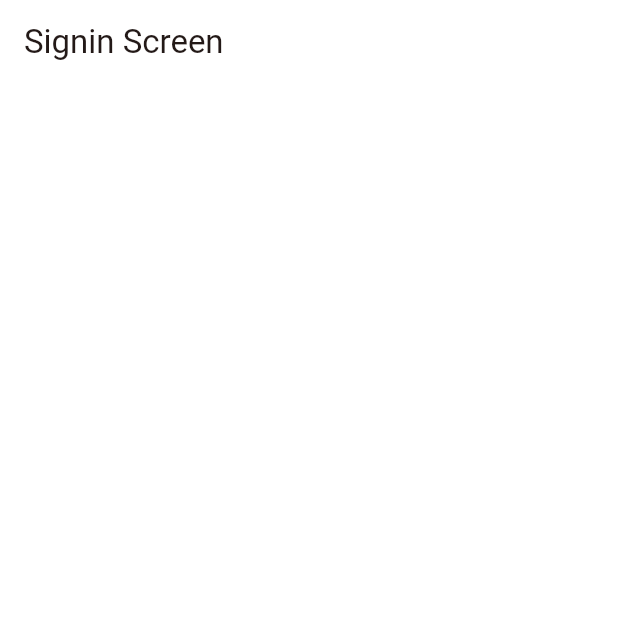
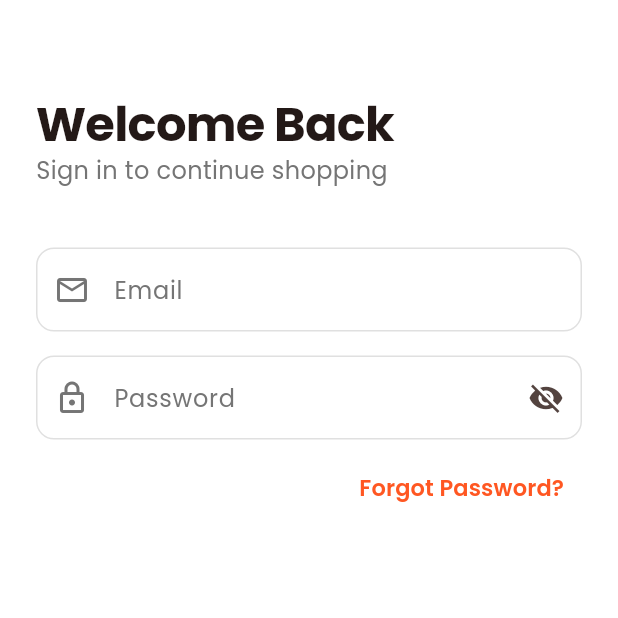
Before and after one commit to msbzz/E_COM2026, a Flutter app: the SigninScreen screen opened directly, on a phone screen of 412 x 824 dp, the top half of it. Run offline on Flutter 3.47's test engine with Material 3 defaults, Android fonts, the light colour scheme and no system bars; our stand-ins replace get, get_storage, google_fonts; accounts and stored records are empty.

Commit message:
desenvolvendo authentication screens parte 1

```diff
--- a/lib/view/onboarding_screen.dart
+++ b/lib/view/onboarding_screen.dart
@@ -38,7 +38,7 @@ class _OnboardingScreenState extends State<OnboardingScreen> {
   void _handleGetStarted() {
     final AuthController authController = Get.find<AuthController>();
     authController.setFiristTimeDone();
-    Get.off(() => const SigninScreen());
+    Get.off(() => SigninScreen());
   }
 
   @override
--- a/lib/view/signin_screen.dart
+++ b/lib/view/signin_screen.dart
@@ -1,10 +1,96 @@
+import 'package:ecom_2026/utils/app_textstyles.dart';
+import 'package:ecom_2026/view/widgets/custom_textField.dart';
 import 'package:flutter/material.dart';
+import 'package:get/get.dart';
 
 class SigninScreen extends StatelessWidget {
-  const SigninScreen({super.key});
+  SigninScreen({super.key});
+
+  final TextEditingController _emailController = TextEditingController();
+  final TextEditingController _passwordController = TextEditingController();
 
   @override
   Widget build(BuildContext context) {
-    return Scaffold(appBar: AppBar(title: const Text('Signin Screen')));
+    final isDark = Theme.of(context).brightness == Brightness.dark;
+    return Scaffold(
+      body: SafeArea(
+        child: SingleChildScrollView(
+          padding: EdgeInsets.all(24),
+          child: Column(
+            crossAxisAlignment: CrossAxisAlignment.start,
+            children: [
+              const SizedBox(height: 40),
+              Text(
+                'Welcome Back',
+                style: AppTextStyle.withColor(
+                  AppTextStyle.h1,
+                  Theme.of(context).textTheme.bodyLarge!.color!,
+                ),
+              ),
+              Text(
+                'Sign in to continue shopping',
+                style: AppTextStyle.withColor(
+                  AppTextStyle.bodyLarge,
+                  isDark ? Colors.grey[400]! : Colors.grey[600]!,
+                ),
+              ),
+              const SizedBox(height: 40),
+
+              // email textfield
+              CustomTextField(
+                label: 'Email',
+                prefixIcon: Icons.email_outlined,
+                keyboardType: TextInputType.emailAddress,
+                controller: _emailController,
+                validator: (value) {
+                  if (value == null || value.isEmpty) {
+                    return 'Please enter your email';
+                  }
+
+                  if (!GetUtils.isEmail(value)) {
+                    return 'Please enter valid email';
+                  }
+
+                  return null;
+                },
+              ),
+              SizedBox(height: 16),
+
+              // password textfield
+              CustomTextField(
+                label: 'Password',
+                prefixIcon: Icons.lock_outlined,
+                keyboardType: TextInputType.visiblePassword,
+                isPassword: true,
+                controller: _passwordController,
+                validator: (value) {
+                  if (value == null || value.isEmpty) {
+                    return 'Please enter your password';
+                  }
+                  return null;
+                },
+              ),
+
+              const SizedBox(height: 8),
+
+              // forgot password textbutton
+              Align(
+                alignment: Alignment.centerRight,
+                child: TextButton(
+                  onPressed: () {},
+                  child: Text(
+                    'Forgot Password?',
+                    style: AppTextStyle.withColor(
+                      AppTextStyle.buttonMedium,
+                      Theme.of(context).primaryColor,
+                    ),
+                  ),
+                ),
+              ),
+            ],
+          ),
+        ),
+      ),
+    );
   }
 }
--- a/lib/view/splash_screen.dart
+++ b/lib/view/splash_screen.dart
@@ -18,7 +18,7 @@ class SplashScreen extends StatelessWidget {
       } else if (authController.isLoggedIn) {
         Get.off(() => const MainScreen());
       } else {
-        Get.off(() => const SigninScreen());
+        Get.off(() => SigninScreen());
       }
     });
     return Scaffold(
--- /dev/null
+++ b/lib/view/widgets/custom_textField.dart
@@ -0,0 +1,96 @@
+import 'package:ecom_2026/utils/app_textstyles.dart';
+import 'package:flutter/material.dart';
+
+class CustomTextField extends StatefulWidget {
+  final String label;
+  final IconData prefixIcon;
+  final TextInputType keyboardType;
+  final bool isPassword;
+  final TextEditingController? controller;
+  final String? Function(String?)? validator;
+  final void Function(String)? onChanged;
+
+  const CustomTextField({
+    super.key,
+    required this.label,
+    required this.prefixIcon,
+    this.keyboardType = TextInputType.text,
+    this.isPassword = false,
+    this.controller,
+    this.validator,
+    this.onChanged,
+  });
+
+  @override
+  State<CustomTextField> createState() => _CustomTextFieldState();
+}
+
+class _CustomTextFieldState extends State<CustomTextField> {
+  bool _obscureText = true;
+
+  @override
+  Widget build(BuildContext context) {
+    final isDark = Theme.of(context).brightness == Brightness.dark;
+
+    return TextFormField(
+      controller: widget.controller,
+      obscureText: widget.isPassword && _obscureText,
+      keyboardType: widget.keyboardType,
+      validator: widget.validator,
+      onChanged: widget.onChanged,
+      style: AppTextStyle.withColor(
+        AppTextStyle.bodyLarge,
+        Theme.of(context).textTheme.bodyLarge!.color!,
+      ),
+      decoration: InputDecoration(
+        labelText: widget.label,
+        labelStyle: AppTextStyle.withColor(
+          AppTextStyle.bodyLarge,
+          isDark ? Colors.grey[400]! : Colors.grey[600]!,
+        ),
+        prefixIcon: Icon(
+          widget.prefixIcon,
+          color: isDark ? Colors.grey[400]! : Colors.grey[600]!,
+        ),
+        suffixIcon: widget.isPassword
+            ? IconButton(
+                onPressed: () {
+                  setState(() {
+                    _obscureText = !_obscureText;
+                  });
+                },
+                icon: Icon(
+                  _obscureText ? Icons.visibility_off : Icons.visibility,
+                ),
+              )
+            : null,
+        border: OutlineInputBorder(
+          borderRadius: BorderRadius.circular(12),
+          borderSide: BorderSide(
+            color: isDark ? Colors.grey[700]! : Colors.grey[300]!,
+          ),
+        ),
+        enabledBorder: OutlineInputBorder(
+          borderRadius: BorderRadius.circular(12),
+          borderSide: BorderSide(
+            color: isDark ? Colors.grey[700]! : Colors.grey[300]!,
+          ),
+        ),
+        focusedBorder: OutlineInputBorder(
+          borderRadius: BorderRadius.circular(12),
+          borderSide: BorderSide(color: Theme.of(context).primaryColor),
+        ),
+
+        errorBorder: OutlineInputBorder(
+          borderRadius: BorderRadius.circular(12),
+          borderSide: BorderSide(color: Theme.of(context).colorScheme.error),
+        ),
+
+        focusedErrorBorder: OutlineInputBorder(
+          borderRadius: BorderRadius.circular(12),
+          borderSide: BorderSide(color: Theme.of(context).colorScheme.error),
+        ),
+      ),
+    );
+  }
+}
```
